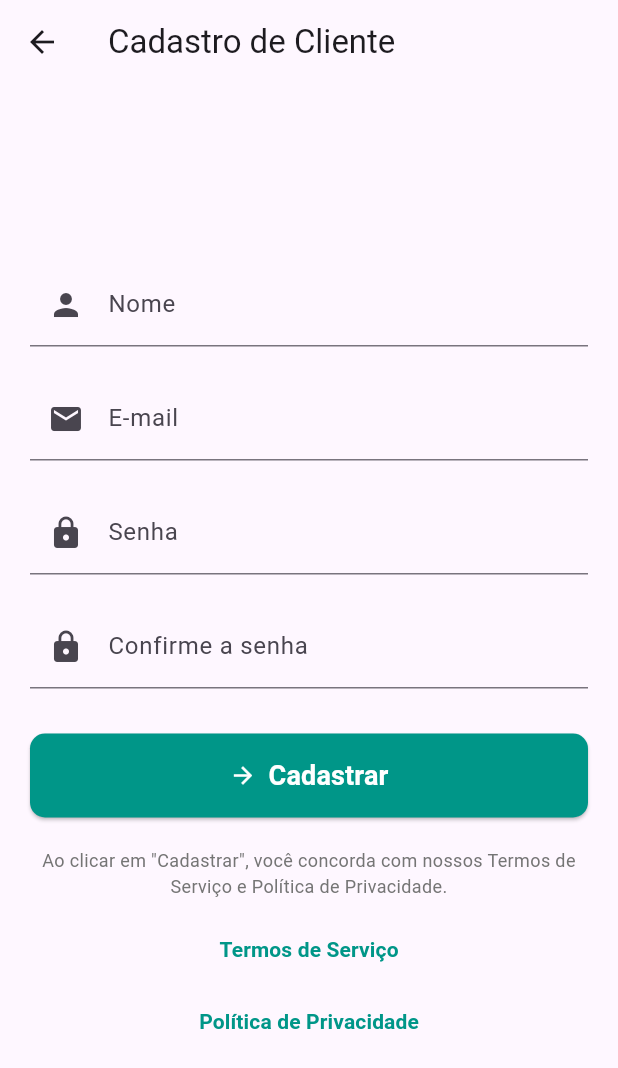
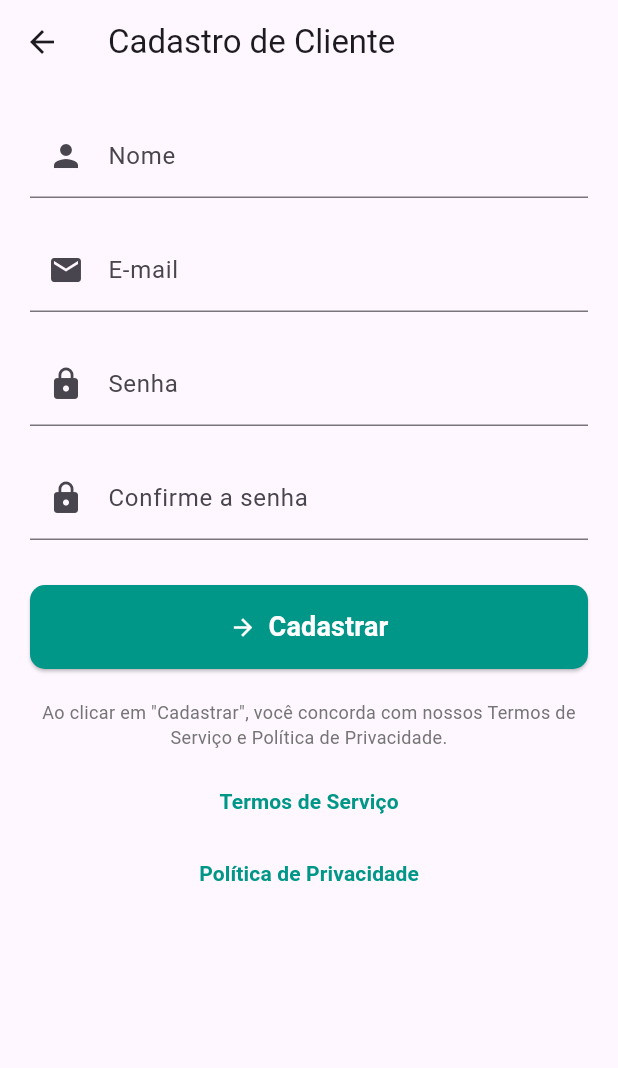
Before and after one commit to allen-21/sistema_de_prestacao_de_servicos_domesticos_front_end, a Flutter app: the TelaCadastroCliente screen opened directly, on a phone screen of 412 x 824 dp. Shown: the top 1068 px of the screen. Run offline on Flutter 3.47's test engine with Material 3 defaults, Android fonts, the phone set to English and light mode, and no system bars.

Commit message:
Update tela_cadastro_cliente.dart

```diff
--- a/lib/view/tela_cadastro_cliente.dart
+++ b/lib/view/tela_cadastro_cliente.dart
@@ -7,11 +7,11 @@ class TelaCadastroCliente extends StatelessWidget {
       appBar: AppBar(
         title: Text('Cadastro de Cliente'),
       ),
-      body: Container(
+      body: SingleChildScrollView(
+        child: Container(
           padding: EdgeInsets.all(20.0),
           child: Column(
             crossAxisAlignment: CrossAxisAlignment.stretch,
-          mainAxisAlignment: MainAxisAlignment.center,
             children: <Widget>[
               TextFormField(
                 decoration: InputDecoration(
@@ -47,7 +47,7 @@ class TelaCadastroCliente extends StatelessWidget {
                 onPressed: () {
                   // Adicione a lógica para enviar o formulário
                 },
-              icon: Icon(Icons.arrow_forward, color: Colors.white), // Definindo a cor do ícone
+                icon: Icon(Icons.arrow_forward, color: Colors.white),
                 label: Text(
                   'Cadastrar',
                   style: TextStyle(
@@ -101,6 +101,7 @@ class TelaCadastroCliente extends StatelessWidget {
             ],
           ),
         ),
+      ),
     );
   }
 }
```
Lines whose indentation alone changed are shown as unchanged.
